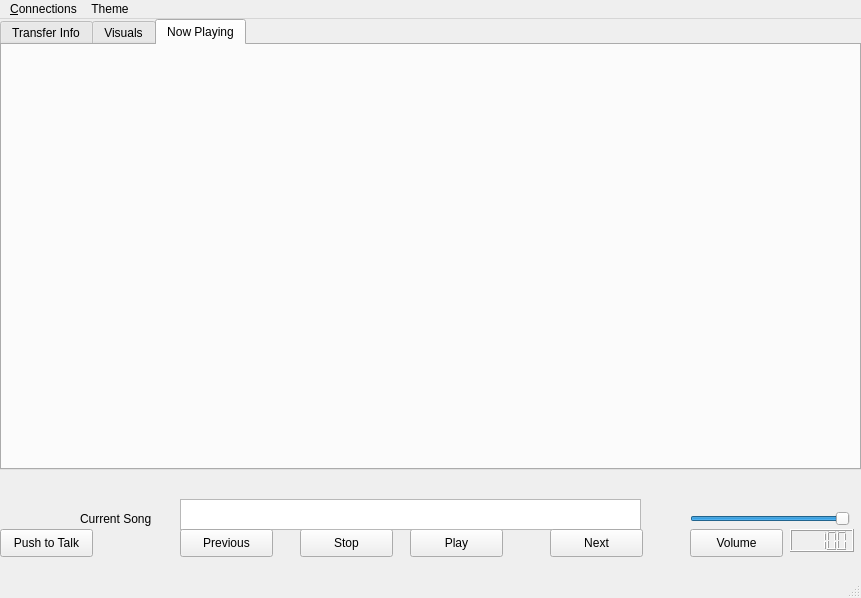
The window that mainwindow.ui (tnightingale/COMMAudio) describes before a commit, drawn with Qt 5.
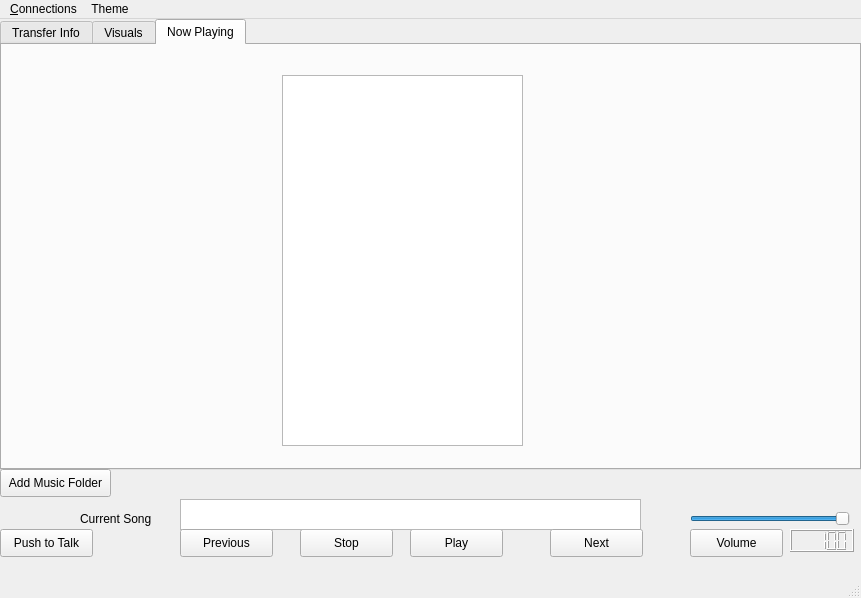
The same window after the commit. The open tabs and pages were chosen to show the change.

What changed in the file:
```diff
--- a/mainwindow.ui
+++ b/mainwindow.ui
@@ -145,6 +145,16 @@
      <attribute name="title">
       <string>Now Playing</string>
      </attribute>
+     <widget class="QListWidget" name="playlistWidget">
+      <property name="geometry">
+       <rect>
+        <x>280</x>
+        <y>30</y>
+        <width>241</width>
+        <height>371</height>
+       </rect>
+      </property>
+     </widget>
     </widget>
    </widget>
    <widget class="QPushButton" name="talkButton">
@@ -231,6 +241,19 @@
      <enum>Qt::Horizontal</enum>
     </property>
    </widget>
+   <widget class="QPushButton" name="addMusicButton">
+    <property name="geometry">
+     <rect>
+      <x>0</x>
+      <y>450</y>
+      <width>111</width>
+      <height>28</height>
+     </rect>
+    </property>
+    <property name="text">
+     <string>Add Music Folder</string>
+    </property>
+   </widget>
   </widget>
   <widget class="QMenuBar" name="menuBar">
    <property name="geometry">
```
Left out of the diff: 2 changed lines with no effect on the pictures.
